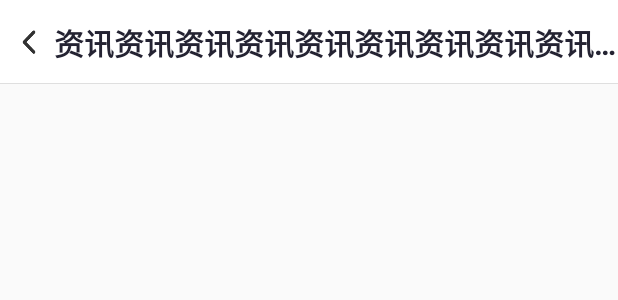
After one commit to ttzt777/Android-Notes, an Android app: the layout view_title_bar.xml on its own in the app's theme, with its tools: preview values and no code run, on a phone screen of 412 x 824 dp. The commit adds this screen. Shown: the top 300 px of the screen. Run offline under Robolectric (Android 15) with nearby library versions, the phone set to English and light mode, and no system bars.

Commit message:
添加自定义Toolbar

```diff
--- a/app/src/main/java/cc/bear3/notes/MainActivity.kt
+++ b/app/src/main/java/cc/bear3/notes/MainActivity.kt
@@ -18,5 +18,7 @@ class MainActivity : AppCompatActivity() {
         }
 
         DbHelper.db.appDap().insertGroup(GroupData("第一组", "我是第一组", ""))
+
+        System.currentTimeMillis()
     }
 }
--- a/app/src/main/java/cc/bear3/notes/db/dao/AppDao.kt
+++ b/app/src/main/java/cc/bear3/notes/db/dao/AppDao.kt
@@ -11,7 +11,7 @@ import cc.bear3.notes.db.data.GroupData
  * @since 2020-10-25
  */
 @Dao
-public interface AppDao {
+interface AppDao {
     @Query("SELECT * FROM GroupData")
     fun getAllGroup() : List<GroupData>
 
--- a/app/src/main/java/cc/bear3/notes/db/data/ComponentData.kt
+++ b/app/src/main/java/cc/bear3/notes/db/data/ComponentData.kt
@@ -10,6 +10,7 @@ import androidx.room.PrimaryKey
  */
 @Entity
 data class ComponentData(
+    var productId: Long,
     var name: String,
     var desc: String,
     var image: String
--- a/app/src/main/java/cc/bear3/notes/db/data/OperationData.kt
+++ b/app/src/main/java/cc/bear3/notes/db/data/OperationData.kt
@@ -10,6 +10,7 @@ import androidx.room.PrimaryKey
  */
 @Entity
 data class OperationData(
+    var componentId: Long,
     var time: Long,
     var desc: String
 ) {
--- a/app/src/main/java/cc/bear3/notes/db/data/ProductData.kt
+++ b/app/src/main/java/cc/bear3/notes/db/data/ProductData.kt
@@ -10,6 +10,7 @@ import androidx.room.PrimaryKey
  */
 @Entity
 data class ProductData(
+    var groupId: Long,
     var name: String,
     var desc: String,
     var image: String,
--- /dev/null
+++ b/app/src/main/res/layout/view_title_bar.xml
@@ -0,0 +1,54 @@
+<?xml version="1.0" encoding="utf-8"?>
+<androidx.constraintlayout.widget.ConstraintLayout xmlns:android="http://schemas.android.com/apk/res/android"
+    xmlns:app="http://schemas.android.com/apk/res-auto"
+    xmlns:tools="http://schemas.android.com/tools"
+    android:layout_width="match_parent"
+    android:layout_height="@dimen/title_bar_height"
+    tools:background="@color/app_background">
+
+    <ImageButton
+        android:id="@+id/v_back"
+        style="@style/ImageButton.TitleBar.Back"
+        android:layout_marginStart="6dp"
+        app:layout_constraintBottom_toBottomOf="parent"
+        app:layout_constraintStart_toStartOf="parent"
+        app:layout_constraintTop_toTopOf="parent" />
+
+    <TextView
+        android:id="@+id/v_title"
+        style="@style/Text.Title"
+        android:layout_width="0dp"
+        android:layout_height="wrap_content"
+        android:layout_marginStart="2dp"
+        android:ellipsize="end"
+        android:lines="1"
+        android:textSize="20sp"
+        android:textStyle="bold"
+        app:layout_constraintBottom_toBottomOf="parent"
+        app:layout_constraintEnd_toEndOf="parent"
+        app:layout_constraintHorizontal_bias="0"
+        app:layout_constraintStart_toEndOf="@id/v_back"
+        app:layout_constraintTop_toTopOf="parent"
+        app:layout_constraintWidth_default="wrap"
+        tools:text="资讯资讯资讯资讯资讯资讯资讯资讯资讯资讯资讯" />
+
+    <View
+        android:id="@+id/v_title_click"
+        android:layout_width="0dp"
+        android:layout_height="0dp"
+        app:layout_constraintBottom_toBottomOf="@id/v_back"
+        app:layout_constraintEnd_toEndOf="@id/v_title"
+        app:layout_constraintStart_toStartOf="@id/v_back"
+        app:layout_constraintTop_toTopOf="@id/v_back" />
+
+    <View
+        android:id="@+id/v_divide"
+        android:layout_width="0dp"
+        android:layout_height="0.5dp"
+        android:background="@color/app_divide_title_bar"
+        app:layout_constraintBottom_toBottomOf="parent"
+        app:layout_constraintEnd_toEndOf="parent"
+        app:layout_constraintStart_toStartOf="parent" />
+
+
+</androidx.constraintlayout.widget.ConstraintLayout>
--- a/app/src/main/res/values/colors.xml
+++ b/app/src/main/res/values/colors.xml
@@ -1,6 +1,23 @@
 <?xml version="1.0" encoding="utf-8"?>
 <resources>
-    <color name="colorPrimary">#6200EE</color>
-    <color name="colorPrimaryDark">#3700B3</color>
-    <color name="colorAccent">#03DAC5</color>
+    <color name="colorPrimary">#FFCE25</color>
+    <color name="colorPrimaryDark">#FFCE25</color>
+    <color name="colorAccent">#FFCE25</color>
+
+    <color name="transparent">#00000000</color>
+
+    <color name="app_background">#FFFFFFFF</color>
+    <color name="app_background_grey">#FFF8F8F8</color>
+    <color name="app_divide">#FFEEEEEE</color>
+    <color name="app_divide_title_bar">#FFDFDFDF</color>
+    <color name="app_divide_dialog_title_bar">#FFEEEEEE</color>
+
+    <color name="app_item_pressed">#FFEEEEEE</color>
+
+    <color name="text_primary">#FF242332</color>
+    <color name="text_primary_grey">#7F242332</color>
+    <color name="text_summary">#FF999999</color>
+    <color name="text_un_select">#808080</color>
+    <color name="text_white">#FFFFFFFF</color>
+    <color name="text_gold">#FF785000</color>
 </resources>
--- /dev/null
+++ b/app/src/main/res/values/dimens.xml
@@ -0,0 +1,5 @@
+<?xml version="1.0" encoding="utf-8"?>
+<resources>
+    <dimen name="title_bar_height">56dp</dimen>
+    <dimen name="dialog_title_height">65dp</dimen>
+</resources>
--- /dev/null
+++ b/app/src/main/res/values/ib_styles.xml
@@ -0,0 +1,21 @@
+<?xml version="1.0" encoding="utf-8"?>
+<resources>
+    <style name="ImageButton">
+        <item name="android:scaleType">fitXY</item>
+        <item name="android:background">?attr/selectableItemBackground</item>
+    </style>
+
+    <style name="ImageButton.Login">
+        <item name="android:padding">4dp</item>
+    </style>
+
+    <style name="ImageButton.TitleBar">
+        <item name="android:layout_width">28dp</item>
+        <item name="android:layout_height">28dp</item>
+        <item name="android:padding">4dp</item>
+    </style>
+
+    <style name="ImageButton.TitleBar.Back">
+        <item name="android:src">@mipmap/ic_title_bar_back_black</item>
+    </style>
+</resources>
--- a/app/src/main/res/values/styles.xml
+++ b/app/src/main/res/values/styles.xml
@@ -5,6 +5,11 @@
         <item name="colorPrimary">@color/colorPrimary</item>
         <item name="colorPrimaryDark">@color/colorPrimaryDark</item>
         <item name="colorAccent">@color/colorAccent</item>
+        <item name="android:textAllCaps">false</item>
+        <item name="android:windowActionBar">false</item>
+        <item name="windowNoTitle">true</item>
+        <item name="windowActionBar">false</item>
+        <item name="android:windowIsTranslucent">false</item>
     </style>
 
 </resources>
```
Also changed, not shown: app/src/main/java/cc/bear3/notes/ui/common/BaseFragment.kt (added, +11 -0 lines), app/src/main/java/cc/bear3/notes/ui/common/weight/TitleBar.kt (added, +66 -0 lines), app/src/main/res/values/attrs.xml (added, +8 -0 lines), app/src/main/res/values/btn_styles.xml (added, +16 -0 lines), app/src/main/res/values/et_styles.xml (added, +14 -0 lines), app/src/main/res/values/tv_styles.xml (added, +122 -0 lines), app/src/main/res/mipmap-xxhdpi/ic_title_bar_back_black.png (added).
